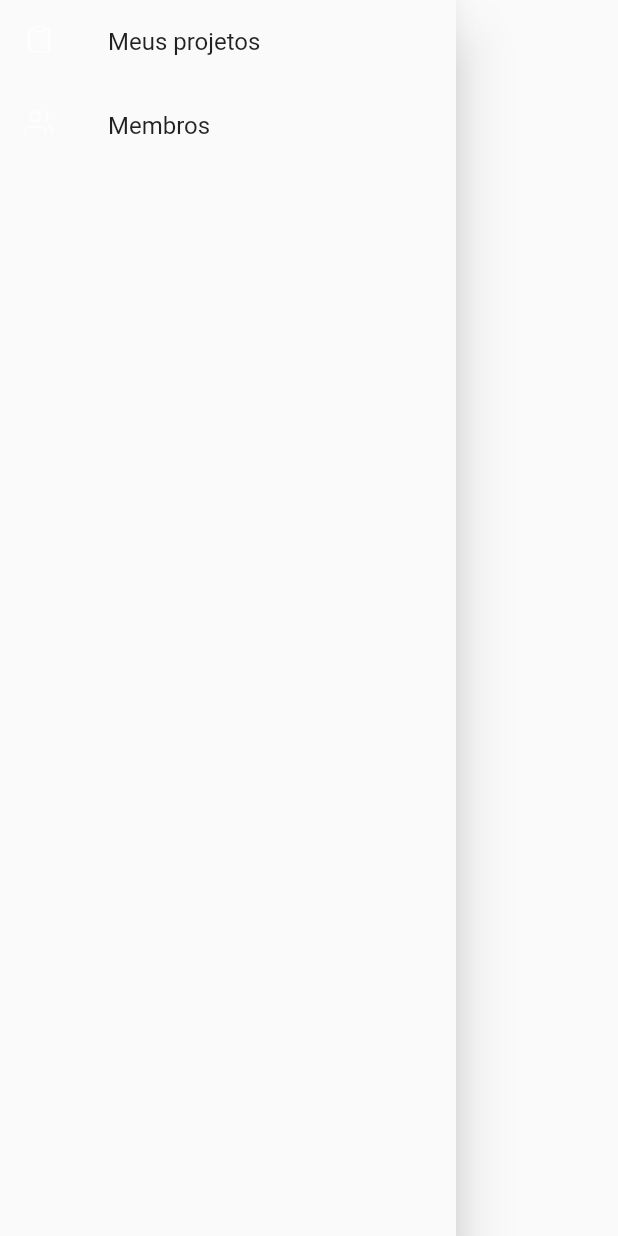
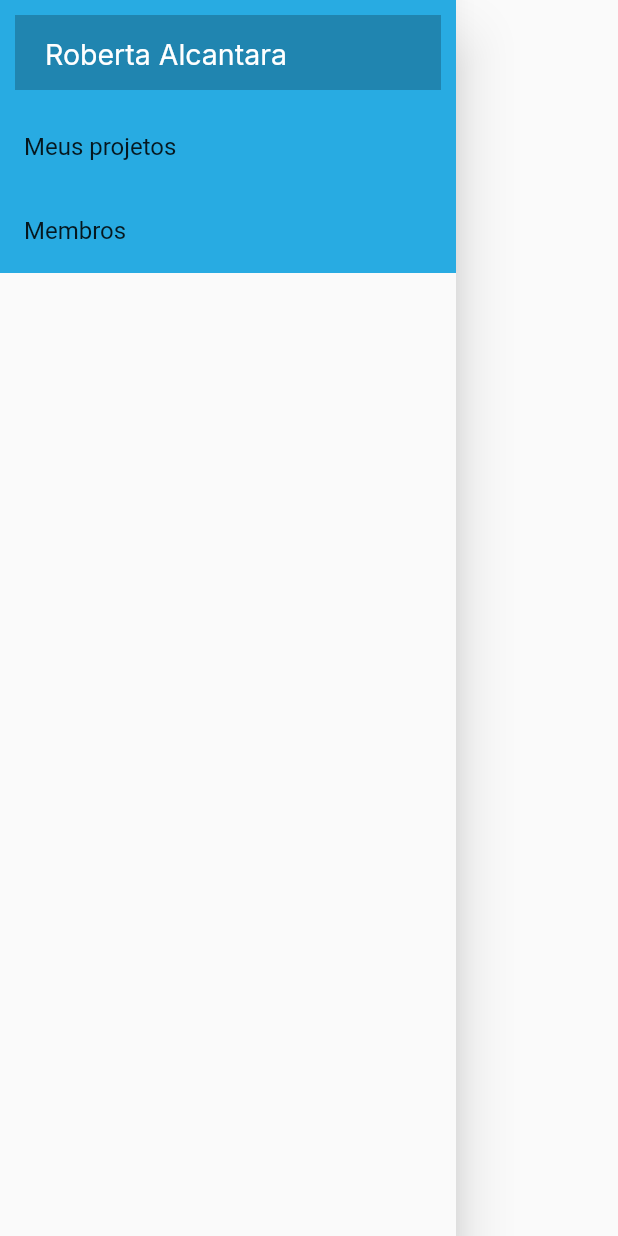
Before and after one commit to MahatKC/organizapet, a Flutter app: the MenuSanduiche widget shown alone on an empty page, opened directly, on a phone screen of 412 x 824 dp. Run offline on Flutter 3.47's test engine with Material 2 defaults, Android fonts, the phone set to English and light mode, and no system bars; our stand-ins replace cloud_firestore, firebase_auth, firebase_core, google_fonts; accounts and stored records are empty.

Commit message:
menu sanduiche header

```diff
--- a/organizapet/lib/shared/themes/app_text_styles.dart
+++ b/organizapet/lib/shared/themes/app_text_styles.dart
@@ -51,4 +51,9 @@ class TextStyles {
     fontSize: 18,
     color: AppColors.infoBox,
   );
+
+  static final userMenu = GoogleFonts.inter(
+    fontSize: 19,
+    color: Colors.white,
+  );
 }
--- a/organizapet/lib/shared/widgets/menu/menuSanduiche.dart
+++ b/organizapet/lib/shared/widgets/menu/menuSanduiche.dart
@@ -1,6 +1,8 @@
 import 'package:flutter/cupertino.dart';
 import 'package:flutter/material.dart';
+import 'package:organizapet/shared/themes/app_colors.dart';
 import 'package:organizapet/shared/themes/app_images.dart';
+import 'package:organizapet/shared/themes/app_text_styles.dart';
 
 class MenuSanduiche extends StatelessWidget {
   const MenuSanduiche({Key? key}) : super(key: key);
@@ -11,13 +13,23 @@ class MenuSanduiche extends StatelessWidget {
       child: ListView(
         padding: EdgeInsets.zero,
         children: <Widget>[
+          Container(
+           height: 70,
+            decoration: BoxDecoration(color: AppColors.button, border: Border.all(color: AppColors.barraMenu, width: 10)),
+            child: Padding(
+              padding: const EdgeInsets.only(top: 15, left: 20),
+              child: Text("Roberta Alcantara", style: TextStyles.userMenu,),
+            )
+          ),
           ListTile(
-            leading: Image.asset(AppImages.projeto),
+            //leading: Image.asset(AppImages.projeto),
             title: Text('Meus projetos'),
+            tileColor: AppColors.barraMenu,
             onTap: () {},
           ),
           ListTile(
-            leading: Image.asset(AppImages.membros),
+            tileColor: AppColors.barraMenu,
+            //leading: Image.asset(AppImages.membros),
             title: Text('Membros'),
             onTap: () {},
           ),
```
Also changed, not shown: organizapet/lib/user.png (deleted).
